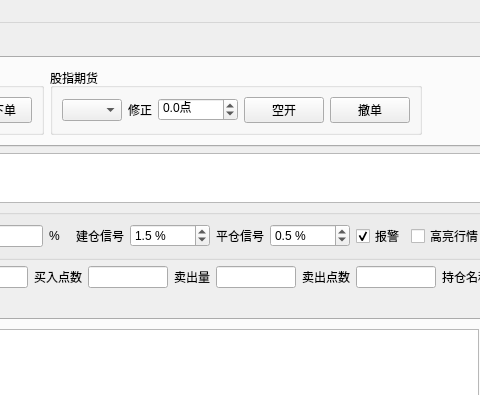
First picture: the form in dev/easytrader/tradeui.ui, repository unit-xx/xfiles, before the edit; both pictures show x 599 to 1079 and y 0 to 395 of the 1360 by 615 pixel window.
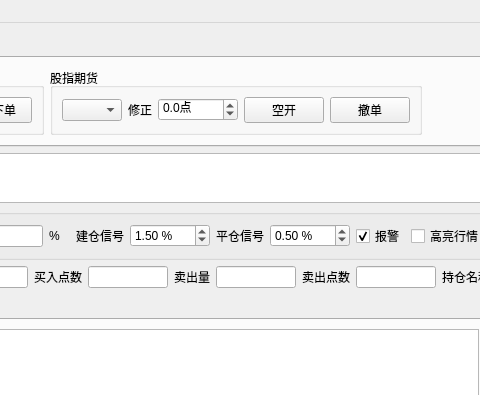
Second picture: the form after the edit. Icons and pictures are not drawn.

What changed in the file:
```diff
--- a/dev/easytrader/tradeui.ui
+++ b/dev/easytrader/tradeui.ui
@@ -939,7 +939,7 @@
           <string> %</string>
          </property>
          <property name="decimals">
-          <number>1</number>
+          <number>2</number>
          </property>
          <property name="minimum">
           <double>0.000000000000000</double>
@@ -1014,7 +1014,7 @@
           <string> %</string>
          </property>
          <property name="decimals">
-          <number>1</number>
+          <number>2</number>
          </property>
          <property name="minimum">
           <double>-10000.000000000000000</double>
```
